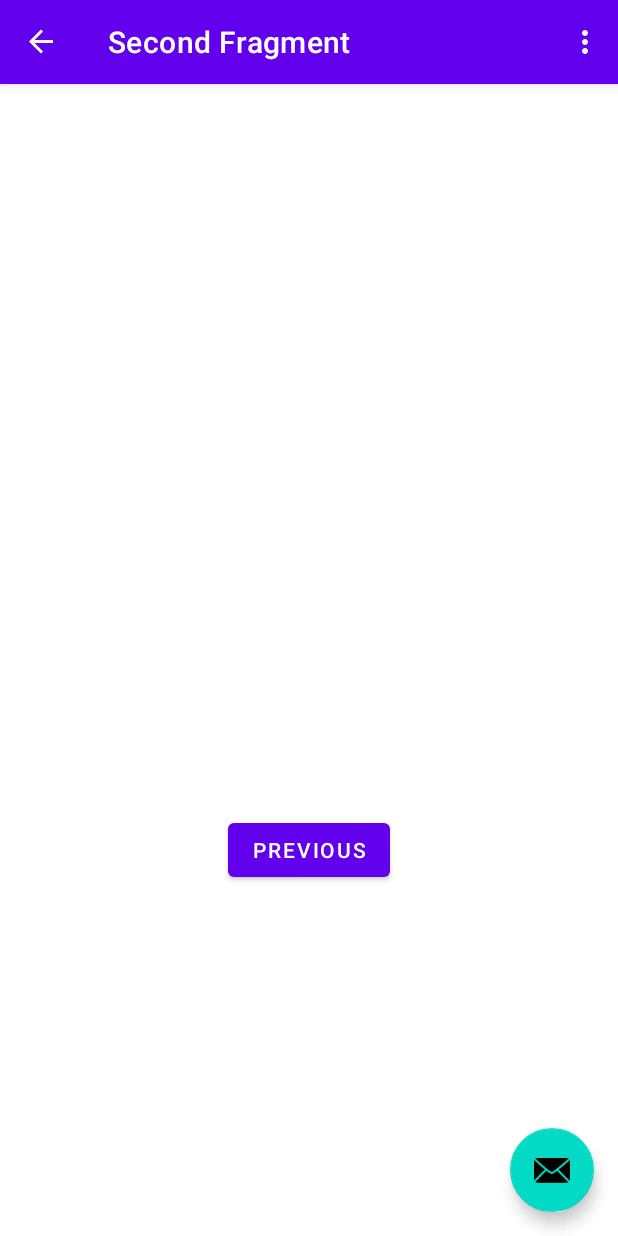
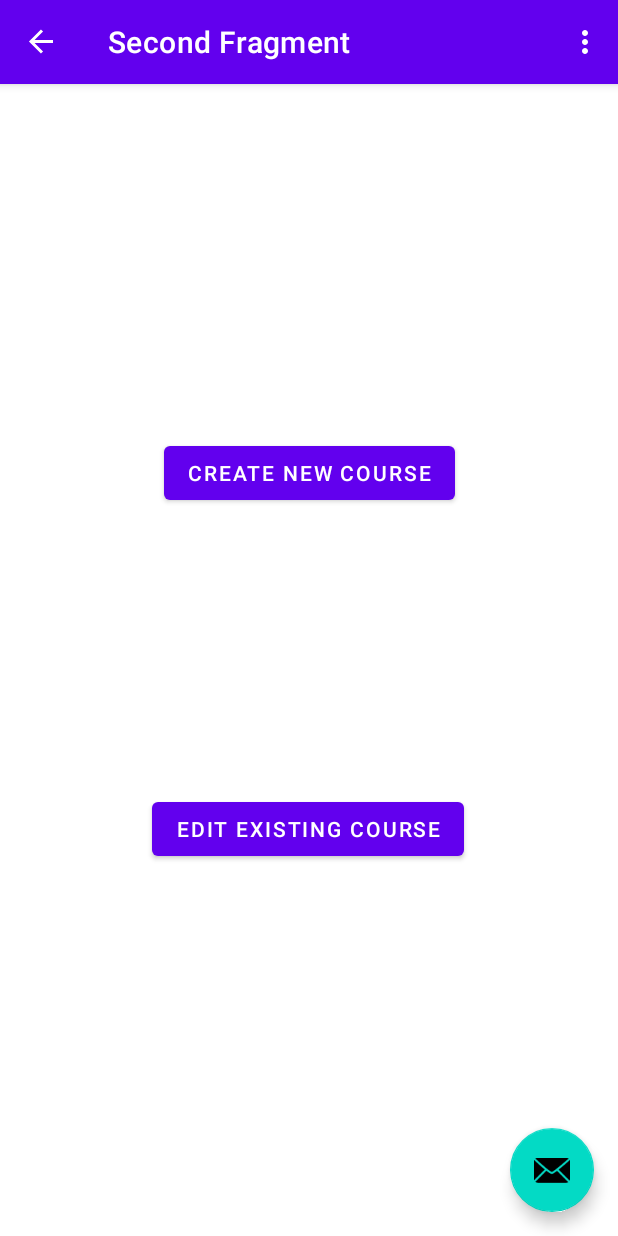
Before and after one commit to RuofanChen03/B07-group6, an Android app: the SecondFragment screen opened through its navigation route, on a phone screen of 412 x 824 dp. Run offline under Robolectric (Android 15) with nearby library versions, the phone set to English and light mode, and no system bars; our stand-ins replace navigation-ui.

Commit message:
no firebase stuff, but got a solid navigation working

```diff
--- a/app/src/main/java/com/example/myapplication/Course.java
+++ b/app/src/main/java/com/example/myapplication/Course.java
@@ -7,6 +7,8 @@ public class Course {
     String courseCode;
     boolean[] sessions;
     List<Course> prerequisites;
+
+    static List<Course> courseList;
 
     //default course initializer
     public Course(){
--- a/app/src/main/java/com/example/myapplication/SecondFragment.java
+++ b/app/src/main/java/com/example/myapplication/SecondFragment.java
@@ -29,11 +29,18 @@ public class SecondFragment extends Fragment {
     public void onViewCreated(@NonNull View view, Bundle savedInstanceState) {
         super.onViewCreated(view, savedInstanceState);
 
-        binding.buttonSecond.setOnClickListener(new View.OnClickListener() {
+        binding.AdminEdit.setOnClickListener(new View.OnClickListener() {
             @Override
             public void onClick(View view) {
                 NavHostFragment.findNavController(SecondFragment.this)
-                        .navigate(R.id.action_SecondFragment_to_FirstFragment);
+                        .navigate(R.id.action_SecondFragment_to_AdminEdit);
+            }
+        });
+        binding.AdminCreate.setOnClickListener(new View.OnClickListener() {
+            @Override
+            public void onClick(View view) {
+                NavHostFragment.findNavController(SecondFragment.this)
+                        .navigate(R.id.action_SecondFragment_to_AdminCreate);
             }
         });
     }
--- a/app/src/main/res/layout/fragment_second.xml
+++ b/app/src/main/res/layout/fragment_second.xml
@@ -10,18 +10,32 @@
         android:id="@+id/textview_second"
         android:layout_width="wrap_content"
         android:layout_height="wrap_content"
-        app:layout_constraintBottom_toTopOf="@id/button_second"
+        app:layout_constraintBottom_toTopOf="@id/AdminEdit"
         app:layout_constraintEnd_toEndOf="parent"
         app:layout_constraintStart_toStartOf="parent"
         app:layout_constraintTop_toTopOf="parent" />
 
     <Button
-        android:id="@+id/button_second"
+        android:id="@+id/AdminEdit"
         android:layout_width="wrap_content"
         android:layout_height="wrap_content"
-        android:text="@string/previous"
+        android:text="Edit Existing Course"
+        app:layout_constraintBottom_toBottomOf="parent"
+        app:layout_constraintEnd_toEndOf="parent"
+        app:layout_constraintHorizontal_bias="0.498"
+        app:layout_constraintStart_toStartOf="parent"
+        app:layout_constraintTop_toBottomOf="@+id/AdminCreate"
+        app:layout_constraintVertical_bias="0.433" />
+
+    <Button
+        android:id="@+id/AdminCreate"
+        android:layout_width="wrap_content"
+        android:layout_height="wrap_content"
+        android:text="Create New Course"
         app:layout_constraintBottom_toBottomOf="parent"
         app:layout_constraintEnd_toEndOf="parent"
         app:layout_constraintStart_toStartOf="parent"
-        app:layout_constraintTop_toBottomOf="@id/textview_second" />
+        app:layout_constraintTop_toTopOf="parent"
+        app:layout_constraintVertical_bias="0.327" />
+
 </androidx.constraintlayout.widget.ConstraintLayout>
--- a/app/src/main/res/navigation/nav_graph.xml
+++ b/app/src/main/res/navigation/nav_graph.xml
@@ -22,7 +22,30 @@
         tools:layout="@layout/fragment_second">
 
         <action
-            android:id="@+id/action_SecondFragment_to_FirstFragment"
-            app:destination="@id/FirstFragment" />
+            android:id="@+id/action_SecondFragment_to_AdminEdit"
+            app:destination="@id/AdminEdit"/>
+        <action
+            android:id="@+id/action_SecondFragment_to_AdminCreate"
+            app:destination="@id/AdminCreate"/>
+    </fragment>
+    <fragment
+        android:id="@+id/AdminEdit"
+        android:name="com.example.myapplication.AdminEdit"
+        android:label="Edit or Delete Courses"
+        tools:layout="@layout/fragment_admin_edit">
+
+        <action
+            android:id="@+id/action_AdminEdit_to_SecondFragment"
+            app:destination="@id/SecondFragment" />
+    </fragment>
+    <fragment
+        android:id="@+id/AdminCreate"
+        android:name="com.example.myapplication.AdminCreate"
+        android:label="Add a new course"
+        tools:layout="@layout/fragment_admin_create">
+
+        <action
+            android:id="@+id/action_AdminCreate_to_SecondFragment"
+            app:destination="@id/SecondFragment" />
     </fragment>
 </navigation>
--- a/app/src/main/res/values/dimens.xml
+++ b/app/src/main/res/values/dimens.xml
@@ -1,3 +1,4 @@
 <resources>
     <dimen name="fab_margin">16dp</dimen>
+    <dimen name="text_margin">16dp</dimen>
 </resources>
--- a/app/src/main/res/values/strings.xml
+++ b/app/src/main/res/values/strings.xml
@@ -9,4 +9,7 @@
 
     <string name="hello_first_fragment">Hello first fragment</string>
     <string name="hello_second_fragment">Hello second fragment. Arg: %1$s</string>
+
+    <!-- TODO: Remove or change this placeholder text -->
+    <string name="hello_blank_fragment">Hello blank fragment</string>
 </resources>
```
Also changed, not shown: app/src/main/java/com/example/myapplication/AdminCreate.java (added, +62 -0 lines), app/src/main/java/com/example/myapplication/AdminEdit.java (added, +60 -0 lines), app/src/main/res/layout/fragment_admin_create.xml (added, +32 -0 lines), app/src/main/res/layout/fragment_admin_edit.xml (added, +32 -0 lines).
